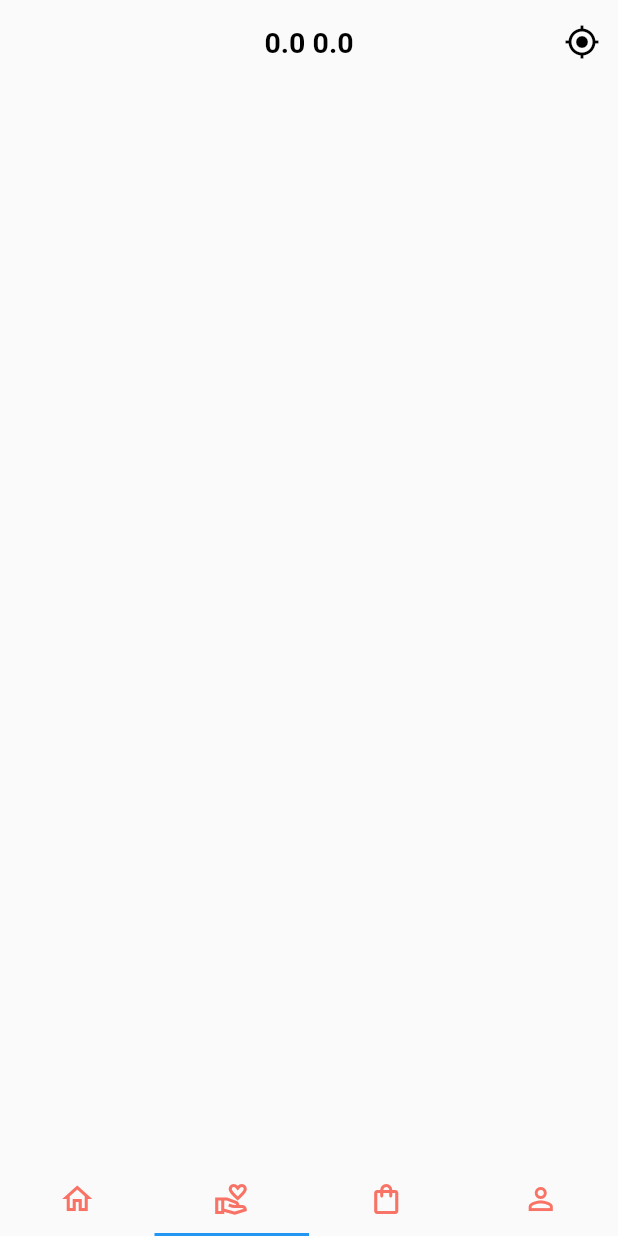
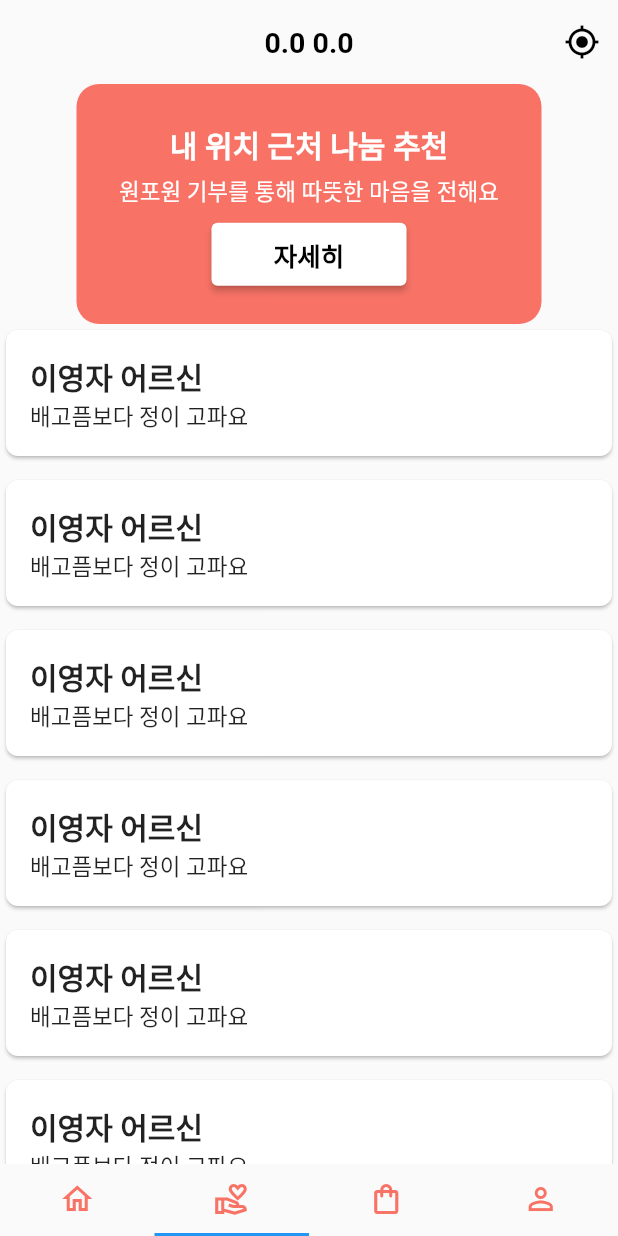
Before and after one commit to M1nseoPark/FlowerSunset, a Flutter app: the screen it shows after launch, item 2 of the bottom bar chosen, on a phone screen of 412 x 824 dp. Run offline on Flutter 3.47's test engine with Material 2 defaults, Android fonts, the phone set to English and light mode, and no system bars; our stand-ins replace firebase_core, firebase_database, location; accounts and stored records are empty; generated files the repository leaves out were written again.

Commit message:
Make Donate List Page 1

```diff
--- a/lib/donateList.dart
+++ b/lib/donateList.dart
@@ -45,11 +45,11 @@ class _DonateList extends State<DonateList> {
 
   @override
   Widget build(BuildContext context) {
-
-    return Scaffold(
+    return new Scaffold(
         appBar: AppBar(
           title: Text(
             '$lat $lng',
+            // '$address2',
             style: TextStyle(color: Colors.black, fontWeight: FontWeight.bold, fontSize: 19),),
           centerTitle: true,
           backgroundColor: Colors.transparent,
@@ -61,79 +61,101 @@ class _DonateList extends State<DonateList> {
                 Icons.my_location_outlined,
                 color: Colors.black,
               ),
-            onPressed: () => _locateMe(),)
+              onPressed: () async{
+                _locateMe();
+                // address2 = await getPlaceAddress(lat, lng);
+                // address2 = 'change';
+              },)
           ],
         ),
         body: Container(
-        child: Center(
-          // child: Column(
-          // children: <Widget>[
-          //   Padding(
-          //     padding: EdgeInsets.only(top: 10),
-          //     child: Center(
-          //       child: Container(
-          //           width: 310,
-          //           height: 160,
-          //           decoration: BoxDecoration(
-          //               color: Color(0xffF87366),
-          //               borderRadius: BorderRadius.circular(15)
-          //           ),
-          //           child: Column(
-          //             mainAxisAlignment: MainAxisAlignment.center,
-          //             children: <Widget>[
-          //               Text(
-          //                   '내 위치 근처 나눔 추천',
-          //                   style: TextStyle(color: Colors.white, fontWeight: FontWeight.bold, fontSize: 20),
-          //               ),
-          //               Padding(
-          //                 padding: EdgeInsets.fromLTRB(0, 5, 0, 10),
-          //                 child: Text(
-          //                   '원포원 기부를 통해 따뜻한 마음을 전해요',
-          //                   style: TextStyle(color: Colors.white, fontSize: 15),
-          //                 ),
-          //               ),
-          //               SizedBox(
-          //                 width: 130,
-          //                 height: 42,
-          //                 child: ElevatedButton(
-          //                   style: ElevatedButton.styleFrom(primary: Colors.white),
-          //                   child: const Text('자세히', style: TextStyle(fontSize: 17, color: Colors.black, fontWeight: FontWeight.bold),),
-          //                   onPressed: (){},
-          //                 ),)
-          //             ],
-          //           )
-          //       ),
-          //     )
-          //   ),
+            child: Column(
+              children: [
+                Container(
+                    width: 310,
+                    height: 160,
+                    decoration: BoxDecoration(
+                        color: Color(0xffF87366),
+                        borderRadius: BorderRadius.circular(15)
+                    ),
+                    child: Column(
+                      mainAxisAlignment: MainAxisAlignment.center,
+                      children: <Widget>[
+                        Text(
+                          '내 위치 근처 나눔 추천',
+                          style: TextStyle(color: Colors.white, fontWeight: FontWeight.bold, fontSize: 20),
+                        ),
+                        Padding(
+                          padding: EdgeInsets.fromLTRB(0, 5, 0, 10),
+                          child: Text(
+                            '원포원 기부를 통해 따뜻한 마음을 전해요',
+                            style: TextStyle(color: Colors.white, fontSize: 15),
+                          ),
+                        ),
+                        SizedBox(
+                          width: 130,
+                          height: 42,
+                          child: ElevatedButton(
+                            style: ElevatedButton.styleFrom(primary: Colors.white),
+                            child: const Text('자세히', style: TextStyle(fontSize: 17, color: Colors.black, fontWeight: FontWeight.bold),),
+                            onPressed: (){},
+                          ),)
+                      ],
+                    )
+                ),
+                Expanded(child: _createSeniorList(),)
+              ],
+            )
+        )
+    );
+  }
 
-          // child: ListView.builder(itemBuilder: (context, position) {
-          //   return Card(
-          //     child: Row(
-          //       children: <Widget>[
-          //         Image.asset(
-          //           list![position].imagePath!,
-          //           height: 90,
-          //           width: 90,
-          //           fit: BoxFit.contain,
-          //         ),
-          //         Column(
-          //           children: <Widget>[
-          //             Text(list![position].seniorName!, style: TextStyle(fontSize: 17, fontWeight: FontWeight.bold),),
-          //             Text(list![position].seniorDetail!, style: TextStyle(fontSize: 15, color: Color(0xff838383)),),
-          //           ]
-          //         )
-          //       ],
-          //     ),
-          //   );},
-          //   itemCount: list!.length,
-          // ),
-          // ]
-        ),
+  Widget _createSeniorList() {
+    return ListView.separated(
+      itemCount: 50,
+      itemBuilder: (BuildContext context, int index) {
+        return _createSeniorCard();
+      },
+      separatorBuilder: (BuildContext context, int index) {
+        return Divider(
+          thickness: 5.0,
+          height: 8.0,
+          color: Colors.transparent,
+        );
+      },
+    );
+  }
 
-
-        // )
-
+  Widget _createSeniorCard() {
+    return Card(
+      shape: RoundedRectangleBorder(borderRadius: BorderRadius.all(Radius.circular(8.0))),
+      child: Container(
+        padding: EdgeInsets.all(16.0),
+        child: _createSeniorItemRow(),
       ),
     );
   }
+
+  Widget _createSeniorItemRow() {
+    return Row(
+      mainAxisAlignment: MainAxisAlignment.spaceBetween,
+      crossAxisAlignment: CrossAxisAlignment.center,
+      children: [
+        _createSeniorItemContentWidget(),
+      ],
+    );
   }
+
+  Widget _createSeniorItemContentWidget() {
+    return Column(
+      mainAxisAlignment: MainAxisAlignment.spaceBetween,
+      crossAxisAlignment: CrossAxisAlignment.start,
+      children: [
+        Text("이영자 어르신",
+          style: TextStyle(fontSize: 20, fontWeight: FontWeight.bold),),
+        Text("배고픔보다 정이 고파요",
+          style: TextStyle(fontSize: 15),),
+      ],
+    );
+  }
+}
```
Lines whose indentation alone changed are shown as unchanged.
